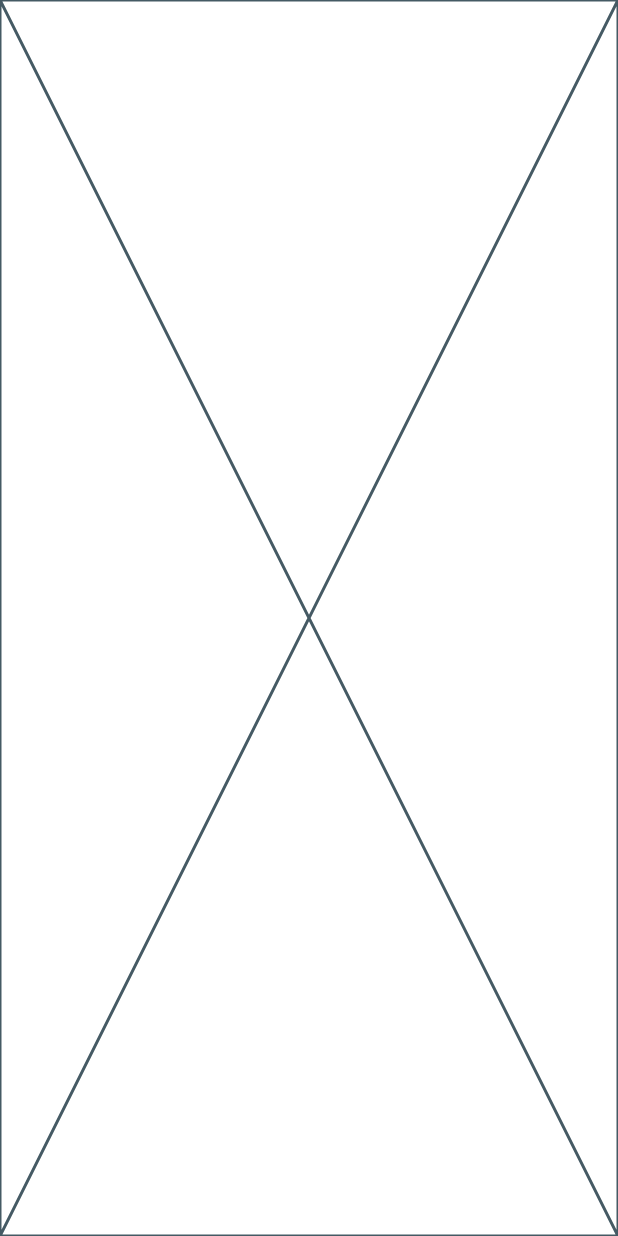
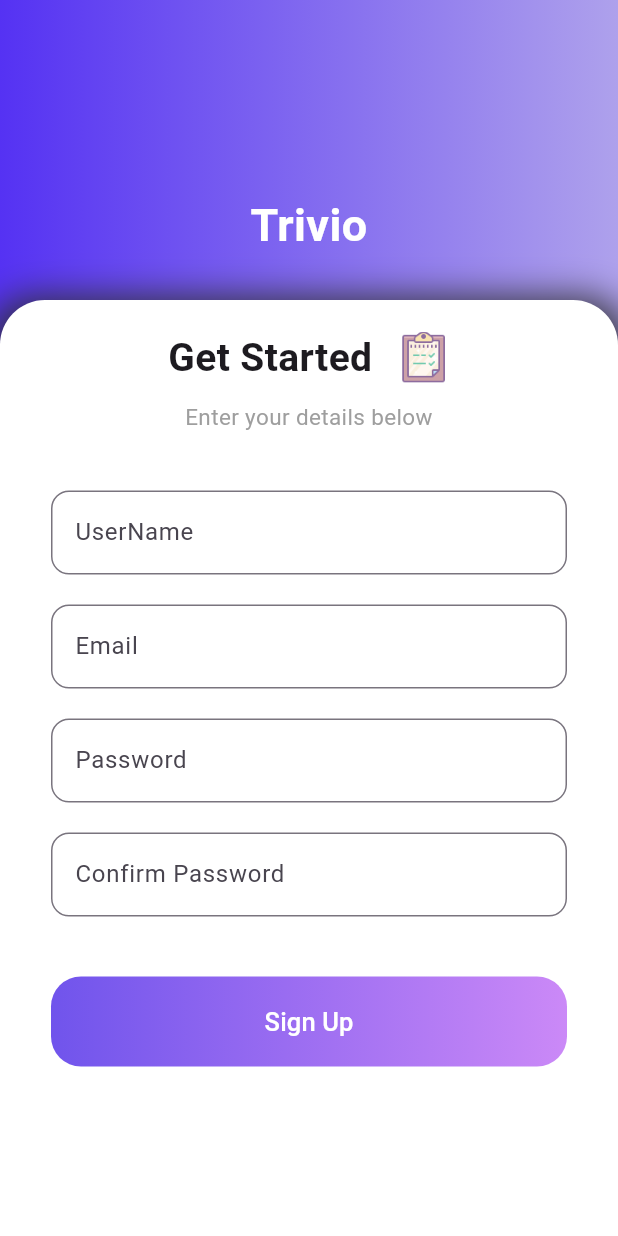
Before and after one commit to HagerRagaee/Trivio-App, a Flutter app: the screen it shows after launch, after a tap on "Sign up", on a phone screen of 412 x 824 dp. Run offline on Flutter 3.47's test engine with Material 3 defaults, Android fonts, the phone set to English and light mode, and no system bars; our stand-ins replace firebase_auth, firebase_core; accounts and stored records are empty.

Commit message:
SignUp logic and ui

```diff
--- a/lib/pages/login_page.dart
+++ b/lib/pages/login_page.dart
@@ -32,7 +32,7 @@ class LoginPage extends StatelessWidget {
             ),
           ),
           Padding(
-            padding: const EdgeInsets.only(top: 250.0),
+            padding: const EdgeInsets.only(top: 200.0),
             child: Container(
                 padding: EdgeInsets.all(20),
                 decoration: BoxDecoration(
--- a/lib/pages/sign_up_page.dart
+++ b/lib/pages/sign_up_page.dart
@@ -1,10 +1,59 @@
 import 'package:flutter/material.dart';
+import 'package:quiz_app/templates/signUp_form.dart';
 
 class SignUpPage extends StatelessWidget {
-  const SignUpPage({super.key});
+  SignUpPage({super.key});
 
   @override
   Widget build(BuildContext context) {
-    return const Placeholder();
+    return Scaffold(
+      body: Stack(
+        children: [
+          Container(
+            width: double.infinity,
+            height: 300,
+            decoration: BoxDecoration(
+              gradient: LinearGradient(
+                colors: [
+                  Color.fromARGB(255, 85, 50, 243),
+                  Color.fromARGB(255, 174, 161, 236),
+                ],
+              ),
+            ),
+            child: Center(
+              child: Text(
+                "Trivio",
+                style: TextStyle(
+                    color: Colors.white,
+                    fontSize: 30,
+                    fontWeight: FontWeight.bold),
+                textAlign: TextAlign.center,
+              ),
+            ),
+          ),
+          Padding(
+            padding: const EdgeInsets.only(top: 200.0),
+            child: Container(
+                padding: EdgeInsets.all(20),
+                decoration: BoxDecoration(
+                  color: Colors.white,
+                  borderRadius: BorderRadius.only(
+                    topLeft: Radius.circular(30),
+                    topRight: Radius.circular(30),
+                  ),
+                  boxShadow: [
+                    BoxShadow(
+                      color: const Color.fromARGB(235, 47, 47, 48),
+                      blurRadius: 20,
+                      spreadRadius: 7,
+                      offset: Offset(0, 5),
+                    ),
+                  ],
+                ),
+                child: SignUpForm()),
+          ),
+        ],
+      ),
+    );
   }
 }
--- a/lib/structure/signIn_options.dart
+++ b/lib/structure/signIn_options.dart
@@ -6,11 +6,11 @@ class SigninOptions extends StatelessWidget {
   @override
   Widget build(BuildContext context) {
     return Row(
-      mainAxisAlignment: MainAxisAlignment.spaceEvenly,
+      mainAxisAlignment: MainAxisAlignment.start,
       children: [
         Container(
-          height: 60,
-          width: 170,
+          height: 50,
+          width: 150,
           decoration: BoxDecoration(
               color: const Color.fromARGB(214, 238, 238, 238),
               borderRadius: BorderRadius.circular(20)),
@@ -32,10 +32,10 @@ class SigninOptions extends StatelessWidget {
             ),
           ),
         ),
-        SizedBox(width: 20),
+        SizedBox(width: 40),
         Container(
-          height: 60,
-          width: 170,
+          height: 50,
+          width: 150,
           decoration: BoxDecoration(
               color: const Color.fromARGB(214, 238, 238, 238),
               borderRadius: BorderRadius.circular(20)),
--- a/lib/templates/login_form.dart
+++ b/lib/templates/login_form.dart
@@ -27,9 +27,7 @@ class _LoginFormState extends State<LoginForm> {
 
   @override
   Widget build(BuildContext context) {
-    return Padding(
-      padding: const EdgeInsets.all(50.0),
-      child: ListView(
+    return ListView(
       children: [
         Row(
           mainAxisAlignment: MainAxisAlignment.center,
@@ -58,7 +56,9 @@ class _LoginFormState extends State<LoginForm> {
           textAlign: TextAlign.center,
         ),
         SizedBox(height: 25),
-          Form(
+        Padding(
+          padding: const EdgeInsets.symmetric(horizontal: 20.0),
+          child: Form(
             child: Column(
               crossAxisAlignment: CrossAxisAlignment.center,
               children: [
@@ -79,7 +79,8 @@ class _LoginFormState extends State<LoginForm> {
               ],
             ),
           ),
-          SizedBox(height: 40),
+        ),
+        SizedBox(height: 20),
         Text(
           "Forget your password? ",
           style: TextStyle(color: Colors.grey[600]),
@@ -108,8 +109,10 @@ class _LoginFormState extends State<LoginForm> {
             )
           ],
         ),
-          SizedBox(height: 40),
-          Row(
+        SizedBox(height: 30),
+        Padding(
+          padding: const EdgeInsets.all(8.0),
+          child: Row(
             children: [
               Expanded(
                 child: Divider(
@@ -132,10 +135,10 @@ class _LoginFormState extends State<LoginForm> {
               ),
             ],
           ),
-          SizedBox(height: 40),
+        ),
+        SizedBox(height: 20),
         SigninOptions()
       ],
-      ),
     );
   }
 }
--- /dev/null
+++ b/lib/templates/signUp_form.dart
@@ -0,0 +1,96 @@
+// ignore_for_file: must_be_immutable
+
+import 'package:flutter/material.dart';
+import 'package:quiz_app/Data/authentication_data.dart';
+import 'package:quiz_app/structure/button_builder.dart';
+import 'package:quiz_app/structure/textField_builder.dart';
+
+class SignUpForm extends StatefulWidget {
+  SignUpForm({super.key});
+
+  @override
+  State<SignUpForm> createState() => _SignUpFormState();
+}
+
+class _SignUpFormState extends State<SignUpForm> {
+  TextEditingController emailController = TextEditingController();
+  TextEditingController passwordController = TextEditingController();
+  TextEditingController confirmPassword = TextEditingController();
+
+  TextEditingController nameController = TextEditingController();
+
+  late AuthenticationActions authenticationActions;
+  @override
+  void initState() {
+    authenticationActions =
+        AuthenticationActions(emailController, passwordController);
+    super.initState();
+  }
+
+  @override
+  Widget build(BuildContext context) {
+    return ListView(children: [
+      Row(
+        mainAxisAlignment: MainAxisAlignment.center,
+        children: [
+          Text(
+            "Get Started ",
+            style: TextStyle(
+              fontSize: 26,
+              fontWeight: FontWeight.bold,
+            ),
+          ),
+          SizedBox(width: 10),
+          Image.asset(
+            "images/quiz2.png",
+            height: 35,
+          )
+        ],
+      ),
+      SizedBox(height: 10),
+      Text(
+        "Enter your details below",
+        style: TextStyle(
+          fontSize: 15,
+          color: Colors.grey[500],
+        ),
+        textAlign: TextAlign.center,
+      ),
+      SizedBox(height: 25),
+      Padding(
+        padding: const EdgeInsets.all(14.0),
+        child: Form(
+          child: Column(
+            crossAxisAlignment: CrossAxisAlignment.center,
+            children: [
+              TextFieldBuilder(
+                controller: nameController,
+                fieldName: "UserName",
+              ),
+              SizedBox(height: 20),
+              TextFieldBuilder(
+                controller: emailController,
+                fieldName: "Email",
+              ),
+              SizedBox(height: 20),
+              TextFieldBuilder(
+                controller: passwordController,
+                fieldName: "Password",
+              ),
+              SizedBox(height: 20),
+              TextFieldBuilder(
+                controller: confirmPassword,
+                fieldName: "Confirm Password",
+              ),
+              SizedBox(height: 40),
+              ButtonBuilder(
+                buttonName: "Sign Up",
+                click: () => authenticationActions.signIn(context),
+              ),
+            ],
+          ),
+        ),
+      ),
+    ]);
+  }
+}
```
Lines whose indentation alone changed are shown as unchanged.
